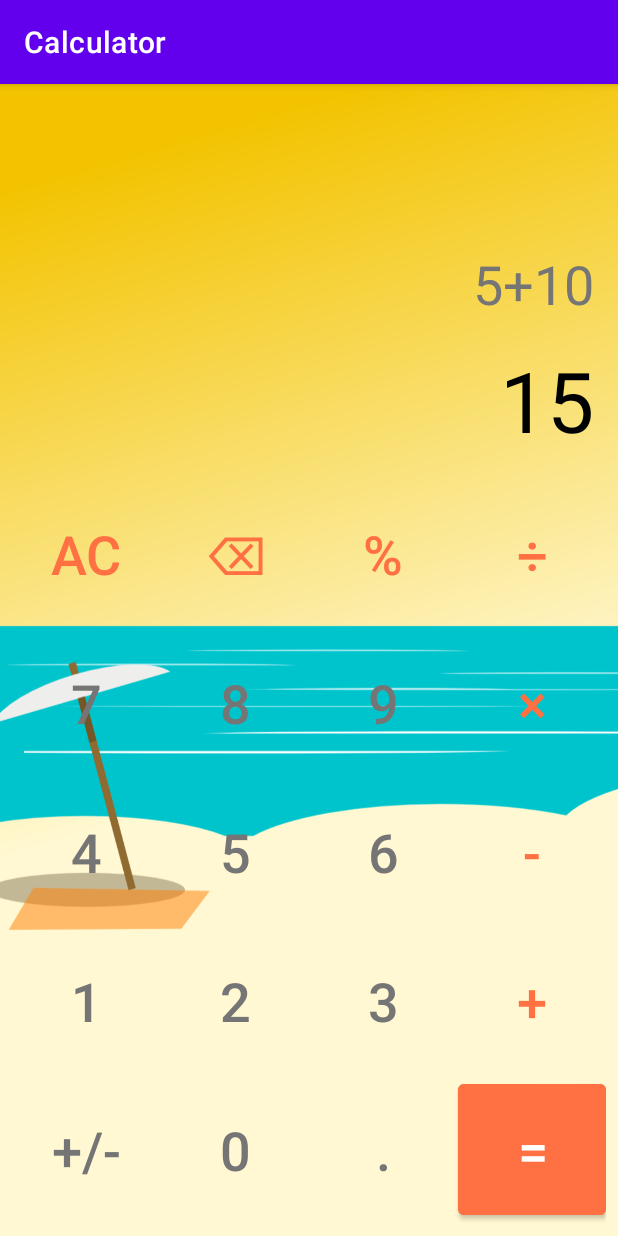
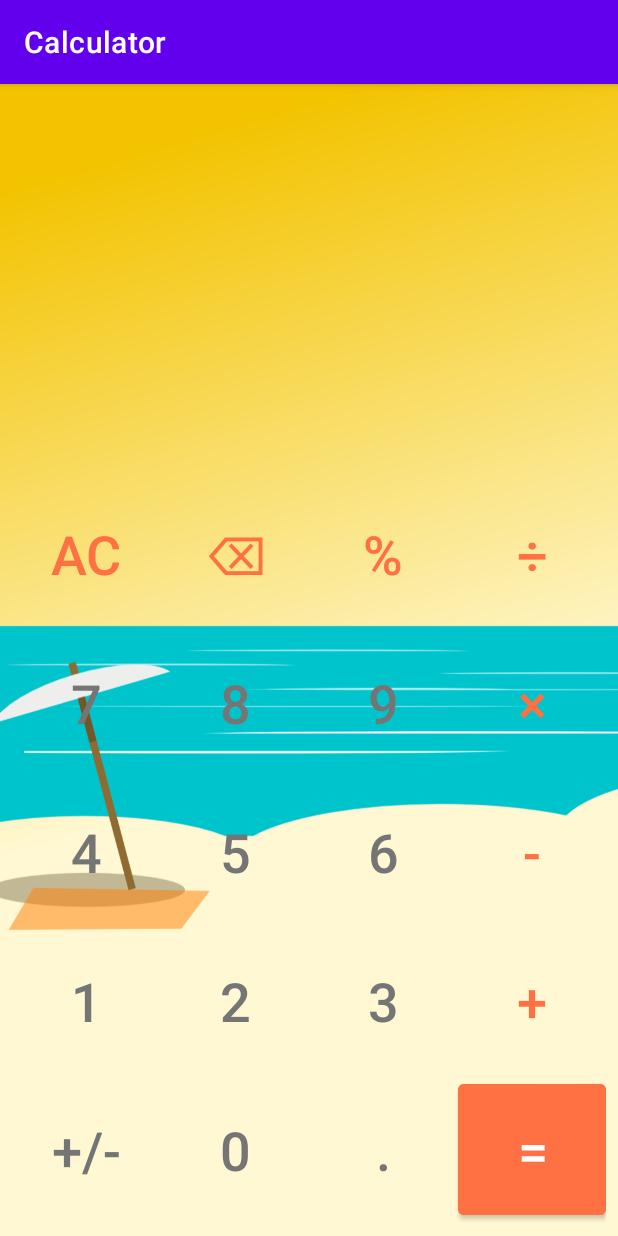
Before and after one commit to IvanISAKau/Calculator, an Android app: the screen it shows after launch (MainActivity), on a phone screen of 412 x 824 dp. Run offline under Robolectric (Android 15) with nearby library versions, the phone set to English and light mode, and no system bars.

Commit message:
chore: мелакие првки в activity_main.xml

```diff
--- a/app/src/main/res/layout/activity_main.xml
+++ b/app/src/main/res/layout/activity_main.xml
@@ -31,7 +31,7 @@
             android:layout_height="wrap_content"
             android:layout_margin="@dimen/default_margin"
             android:gravity="end"
-            android:text="5+10"
+            tools:text="5+10"
             android:textColor="@color/gray"
             android:textSize="@dimen/default_text_size" />
 
@@ -41,7 +41,7 @@
             android:layout_height="wrap_content"
             android:layout_margin="@dimen/default_margin"
             android:gravity="end"
-            android:text="15"
+            tools:text="15"
             android:textColor="@color/black"
             android:textSize="@dimen/result_text_size" />
 
```
